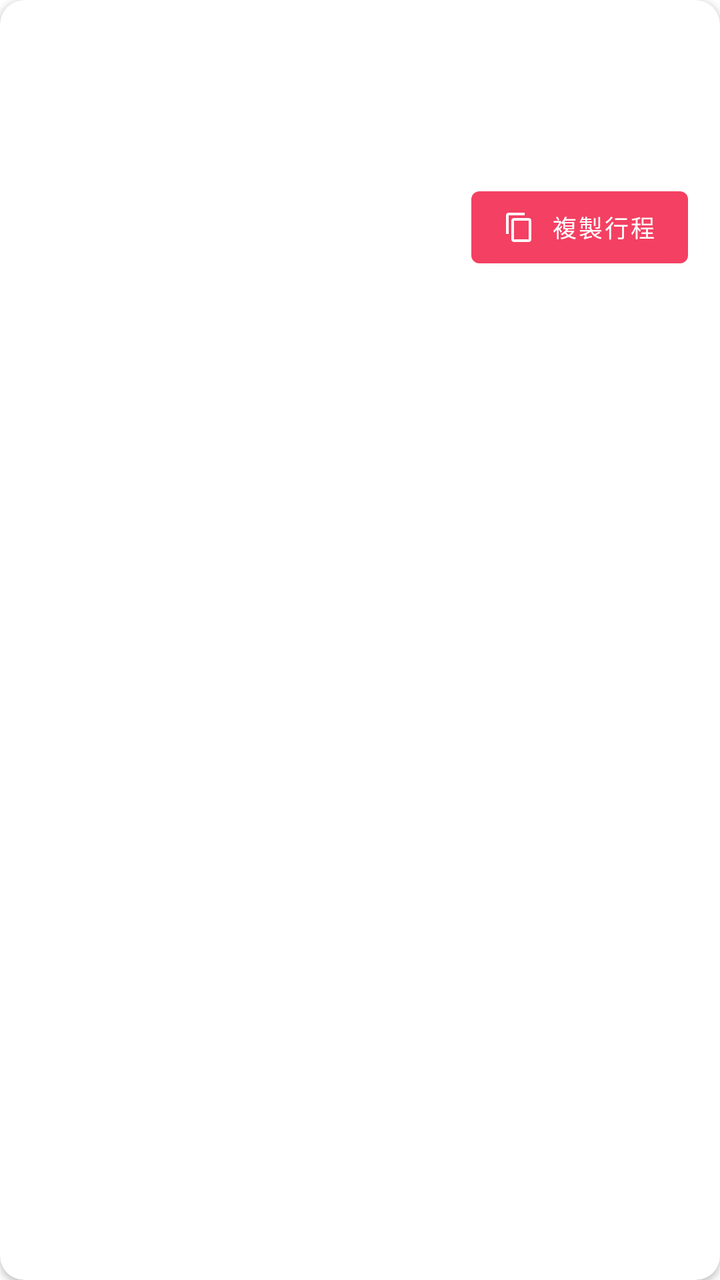
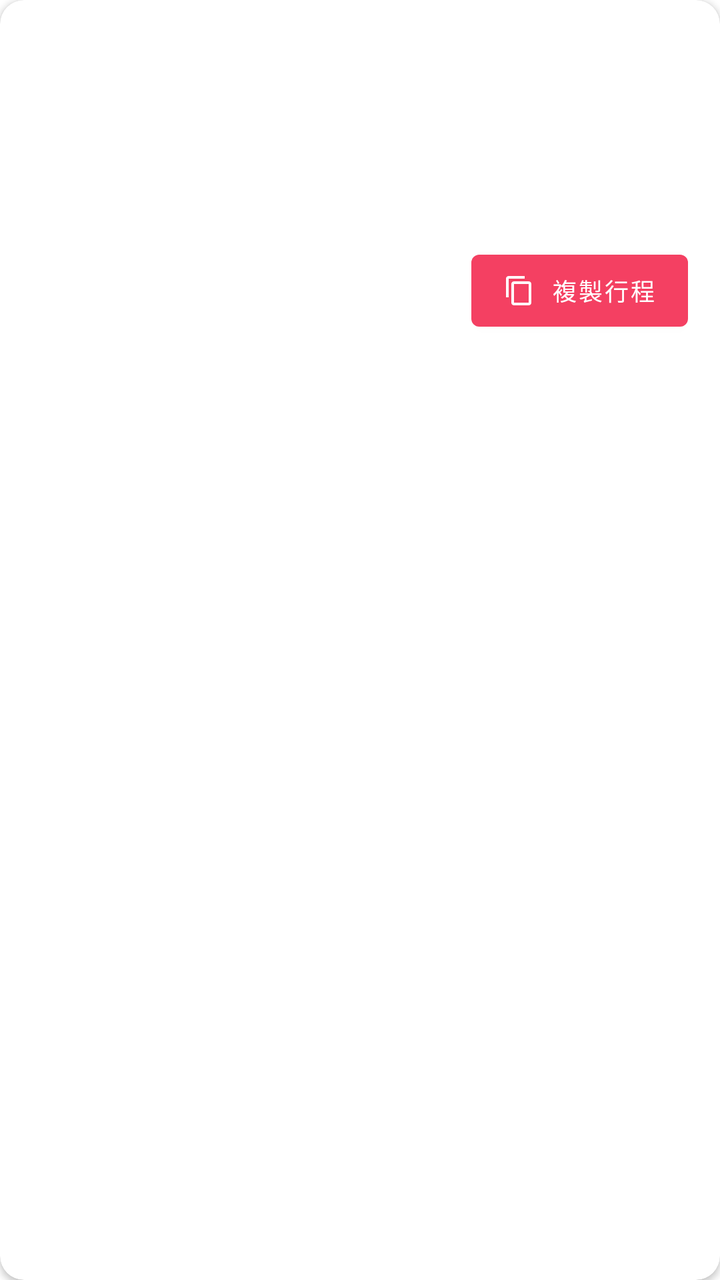

Before-and-after screenshots of an Android layout around one commit, followed by the original layout XML and the change that was made.
<!-- AndroidManifest.xml: application theme Theme.Fun2Go -->
<!-- res/layout/item_public_itinerary.xml -->
<?xml version="1.0" encoding="utf-8"?>
<com.google.android.material.card.MaterialCardView xmlns:android="http://schemas.android.com/apk/res/android"
    xmlns:app="http://schemas.android.com/apk/res-auto"
    android:layout_width="match_parent"
    android:layout_height="wrap_content"
    android:layout_marginStart="16dp"
    android:layout_marginEnd="16dp"
    android:layout_marginTop="8dp"
    android:layout_marginBottom="8dp"
    app:cardElevation="2dp"
    app:cardCornerRadius="12dp">

    <LinearLayout
        android:layout_width="match_parent"
        android:layout_height="wrap_content"
        android:orientation="vertical">

        
        <ImageView
            android:id="@+id/ivCover"
            android:layout_width="match_parent"
            android:layout_height="140dp"
            android:scaleType="centerCrop"
            android:visibility="gone" />

        
        <LinearLayout
            android:layout_width="match_parent"
            android:layout_height="wrap_content"
            android:orientation="vertical"
            android:padding="16dp">

            <TextView
                android:id="@+id/tvTitle"
                android:layout_width="wrap_content"
                android:layout_height="wrap_content"
                android:textSize="16sp"
                android:textStyle="bold"
                android:textColor="#222222" />

            <LinearLayout
                android:layout_width="match_parent"
                android:layout_height="wrap_content"
                android:orientation="horizontal"
                android:layout_marginTop="4dp">

                <TextView
                    android:id="@+id/tvDestination"
                    android:layout_width="0dp"
                    android:layout_height="wrap_content"
                    android:layout_weight="1"
                    android:textSize="13sp"
                    android:textColor="#888888" />

                <TextView
                    android:id="@+id/tvDayCount"
                    android:layout_width="wrap_content"
                    android:layout_height="wrap_content"
                    android:textSize="12sp"
                    android:textColor="#F44062" />

            </LinearLayout>

            
            <LinearLayout
                android:layout_width="match_parent"
                android:layout_height="wrap_content"
                android:orientation="horizontal"
                android:layout_marginTop="6dp"
                android:gravity="center_vertical">

                <ImageView
                    android:id="@+id/ivAuthorAvatar"
                    android:layout_width="24dp"
                    android:layout_height="24dp"
                    android:layout_marginEnd="6dp"
                    android:scaleType="centerCrop"
                    android:visibility="gone" />

                <TextView
                    android:id="@+id/tvAuthor"
                    android:layout_width="wrap_content"
                    android:layout_height="wrap_content"
                    android:textSize="12sp"
                    android:textColor="#AAAAAA" />

            </LinearLayout>

            <LinearLayout
                android:layout_width="match_parent"
                android:layout_height="wrap_content"
                android:orientation="horizontal"
                android:gravity="end"
                android:layout_marginTop="8dp">

                <TextView
                    android:id="@+id/tvCopyCount"
                    android:layout_width="0dp"
                    android:layout_height="wrap_content"
                    android:layout_weight="1"
                    android:gravity="center_vertical"
                    android:textSize="12sp"
                    android:textColor="#AAAAAA" />

                <com.google.android.material.button.MaterialButton
                    android:id="@+id/btnCopy"
                    android:layout_width="wrap_content"
                    android:layout_height="wrap_content"
                    android:text="@string/label_copy_itin"
                    android:textSize="12sp"
                    app:backgroundTint="#F44062"
                    app:icon="@drawable/ic_copy"
                    app:iconSize="16dp"
                    style="@style/Widget.MaterialComponents.Button" />

            </LinearLayout>

        </LinearLayout>

    </LinearLayout>

</com.google.android.material.card.MaterialCardView>
<!-- resources referenced by this layout -->
<resources>
  <!-- drawable ic_copy (drawable) -->
  <?xml version="1.0" encoding="utf-8"?>
  <vector xmlns:android="http://schemas.android.com/apk/res/android"
      android:width="24dp"
      android:height="24dp"
      android:viewportWidth="24"
      android:viewportHeight="24">
      <path
          android:fillColor="@android:color/white"
          android:pathData="M16,1L4,1c-1.1,0 -2,0.9 -2,2l0,14h2L4,3l12,0L16,1zM19,5L8,5c-1.1,0 -2,0.9 -2,2l0,14c0,1.1 0.9,2 2,2l11,0c1.1,0 2,-0.9 2,-2L21,7c0,-1.1 -0.9,-2 -2,-2zM19,21L8,21L8,7l11,0l0,14z" />
  </vector>
  <string name="label_copy_itin">複製行程</string>
  <style name="Theme.Fun2Go" parent="Theme.MaterialComponents.Light.NoActionBar" />
</resources>

<!-- the commit's change to res/layout/item_public_itinerary.xml (unified diff, before → after) -->
@@ -63,11 +63,15 @@
 
             
             <LinearLayout
+                android:id="@+id/llAuthor"
                 android:layout_width="match_parent"
                 android:layout_height="wrap_content"
                 android:orientation="horizontal"
                 android:layout_marginTop="6dp"
-                android:gravity="center_vertical">
+                android:gravity="center_vertical"
+                android:clickable="true"
+                android:focusable="true"
+                android:minHeight="40dp">
 
                 <ImageView
                     android:id="@+id/ivAuthorAvatar"
@@ -91,7 +95,7 @@
                 android:layout_height="wrap_content"
                 android:orientation="horizontal"
                 android:gravity="end"
-                android:layout_marginTop="8dp">
+                android:layout_marginTop="16dp">
 
                 <TextView
                     android:id="@+id/tvCopyCount"
